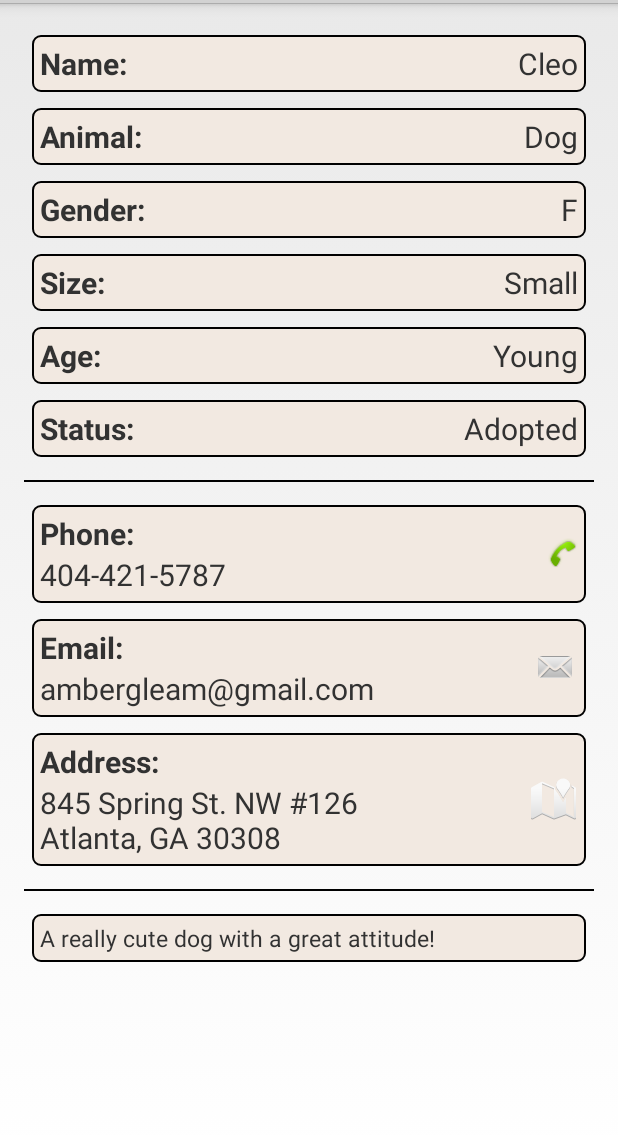
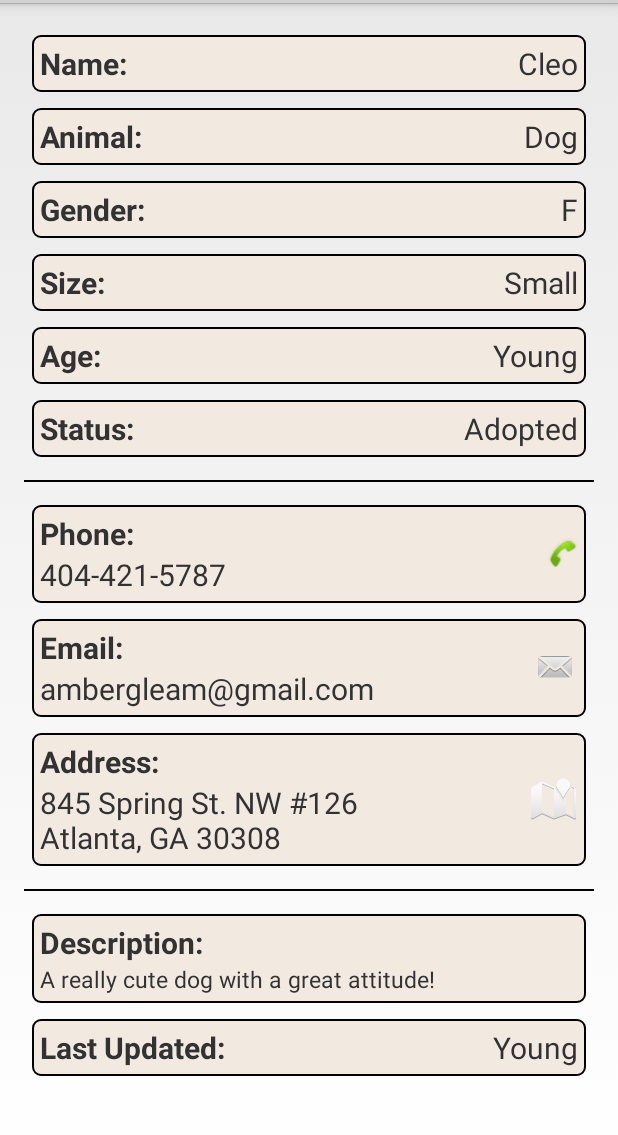
Before and after one commit to matthew-compton/Petfinder, an Android app: the layout fragment_detail.xml on its own in the app's theme, with its tools: preview values and no code run, on a phone screen of 412 x 824 dp, the part 69-1204 px from its top. Run offline under Robolectric (Android 15) with nearby library versions, the phone set to English and light mode, and no system bars.

Commit message:
Added update details

```diff
--- a/app/src/main/java/com/ambergleam/petfinder/model/Pet.java
+++ b/app/src/main/java/com/ambergleam/petfinder/model/Pet.java
@@ -36,6 +36,9 @@ public class Pet implements Serializable {
     @SerializedName("contact")
     public Contact mContact;
 
+    @SerializedName("lastUpdate")
+    public LastUpdate mLastUpdate;
+
     public String toString() {
         return new StringBuilder()
                 .append(mName.mString).append(", ")
--- a/app/src/main/res/layout/fragment_detail.xml
+++ b/app/src/main/res/layout/fragment_detail.xml
@@ -242,7 +242,14 @@
 
         <LinearLayout
             android:id="@+id/layout_description"
-            style="@style/DetailLayout">
+            style="@style/DetailLayoutVertical">
+
+            <TextView
+                android:layout_width="wrap_content"
+                android:layout_height="wrap_content"
+                android:text="@string/pet_description"
+                android:textSize="@dimen/text_normal"
+                android:textStyle="bold"/>
 
             <TextView
                 android:id="@+id/pet_description"
@@ -253,6 +260,27 @@
 
         </LinearLayout>
 
+        <LinearLayout
+            android:id="@+id/layout_last_updated"
+            style="@style/DetailLayoutHorizontal">
+
+            <TextView
+                android:layout_width="wrap_content"
+                android:layout_height="wrap_content"
+                android:text="@string/pet_updated"
+                android:textSize="@dimen/text_normal"
+                android:textStyle="bold"/>
+
+            <TextView
+                android:id="@+id/pet_last_updated"
+                android:layout_width="match_parent"
+                android:layout_height="wrap_content"
+                android:textSize="@dimen/text_normal"
+                android:gravity="right"
+                tools:text="Young"/>
+
+        </LinearLayout>
+
     </LinearLayout>
 
 </ScrollView>
--- a/app/src/main/res/values/strings.xml
+++ b/app/src/main/res/values/strings.xml
@@ -15,6 +15,7 @@
     <string name="pet_mix">Mix:</string>
     <string name="pet_status">Status:</string>
     <string name="pet_description">Description:</string>
+    <string name="pet_updated">Last Updated:</string>
     <string name="pet_phone">Phone:</string>
     <string name="pet_email">Email:</string>
     <string name="pet_address">Address:</string>
```
Also changed, not shown: app/src/main/java/com/ambergleam/petfinder/controller/DetailFragment.java (+13 -0 lines), app/src/main/java/com/ambergleam/petfinder/model/LastUpdate.java (added, +24 -0 lines).
